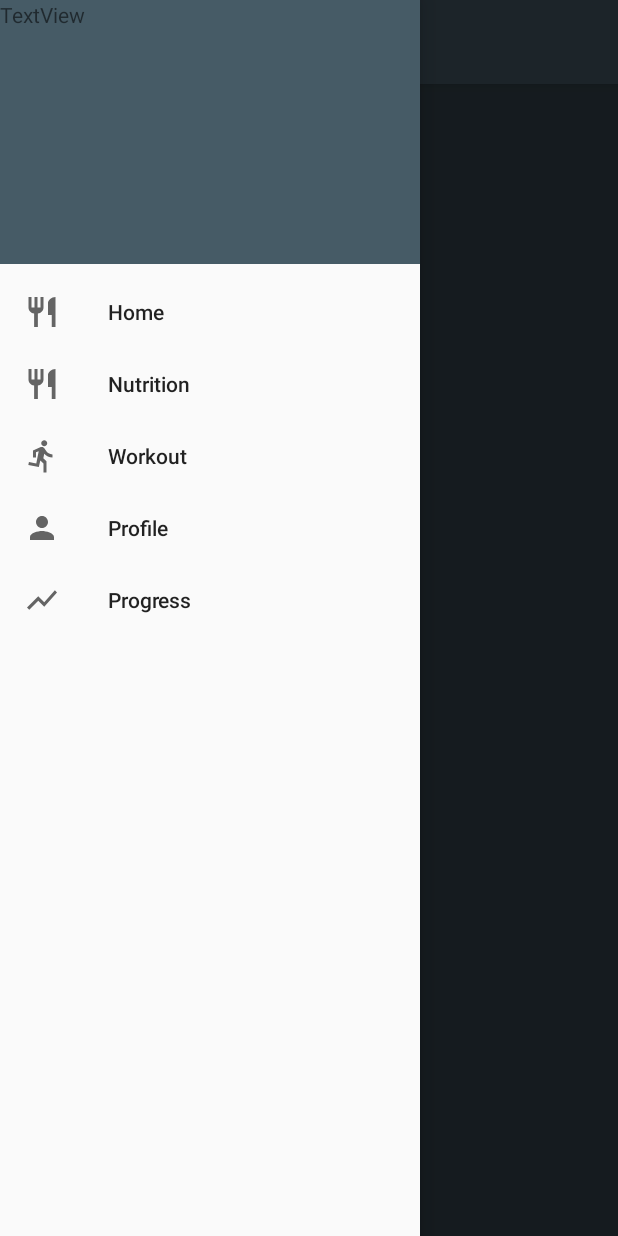
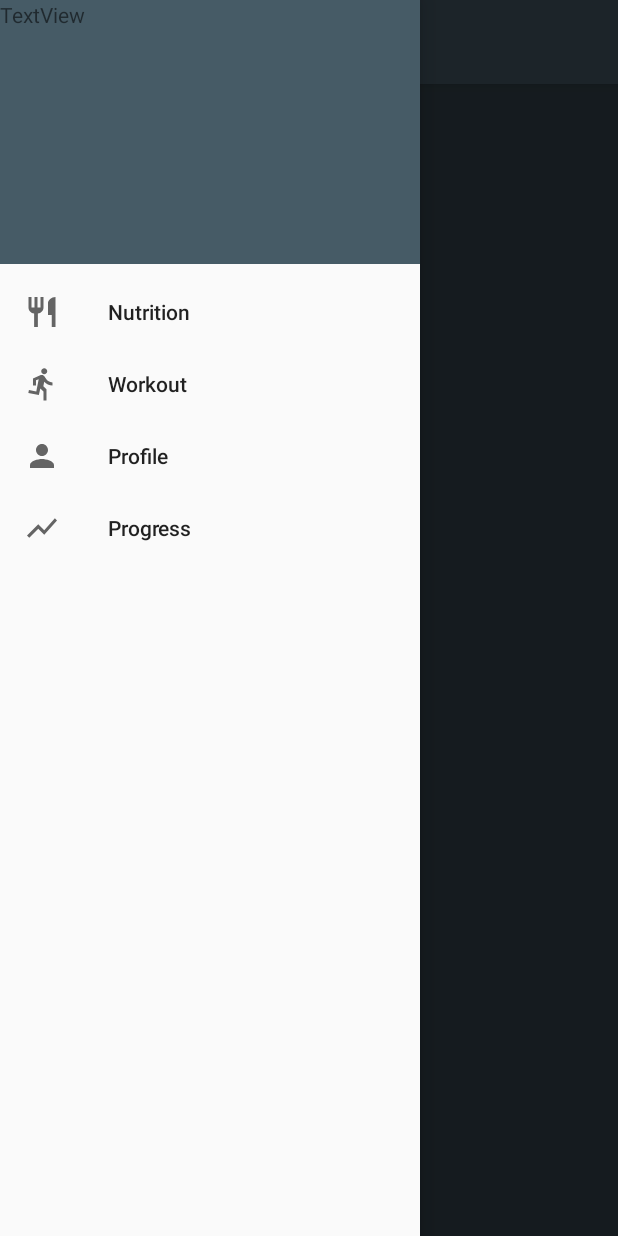
Before and after one commit to wellerr/JustLift, an Android app: the MainActivity screen opened directly, with no data from a screen before it, with the side drawer open, on a phone screen of 412 x 824 dp. Run offline under Robolectric (Android 15) with nearby library versions, the phone set to English and light mode, and no system bars.

Commit message:
small menu fix

```diff
--- a/app/src/main/res/menu/draw_menu.xml
+++ b/app/src/main/res/menu/draw_menu.xml
@@ -4,10 +4,6 @@
     tools:showIn="navigation_view">
 
     <group android:checkableBehavior="single">
-        <item
-            android:id="@+id/nav_home"
-            android:icon="@drawable/ic_nutrition"
-            android:title="Home"/>
         <item
             android:id="@+id/nav_nutrition"
             android:icon="@drawable/ic_nutrition"
```
